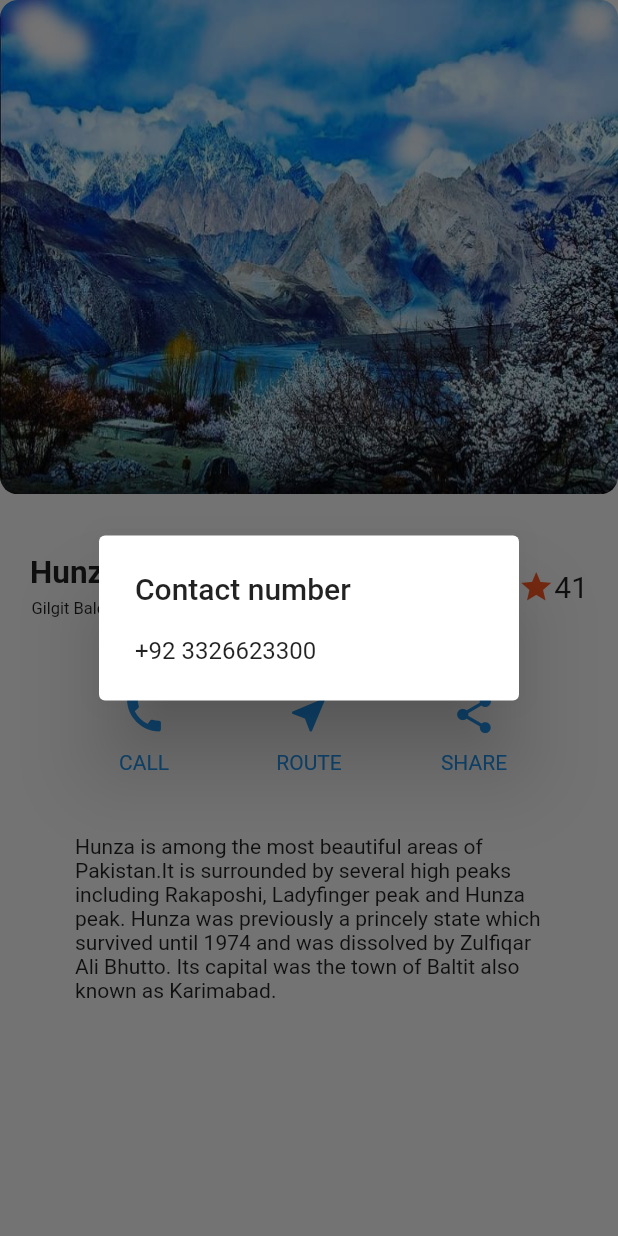
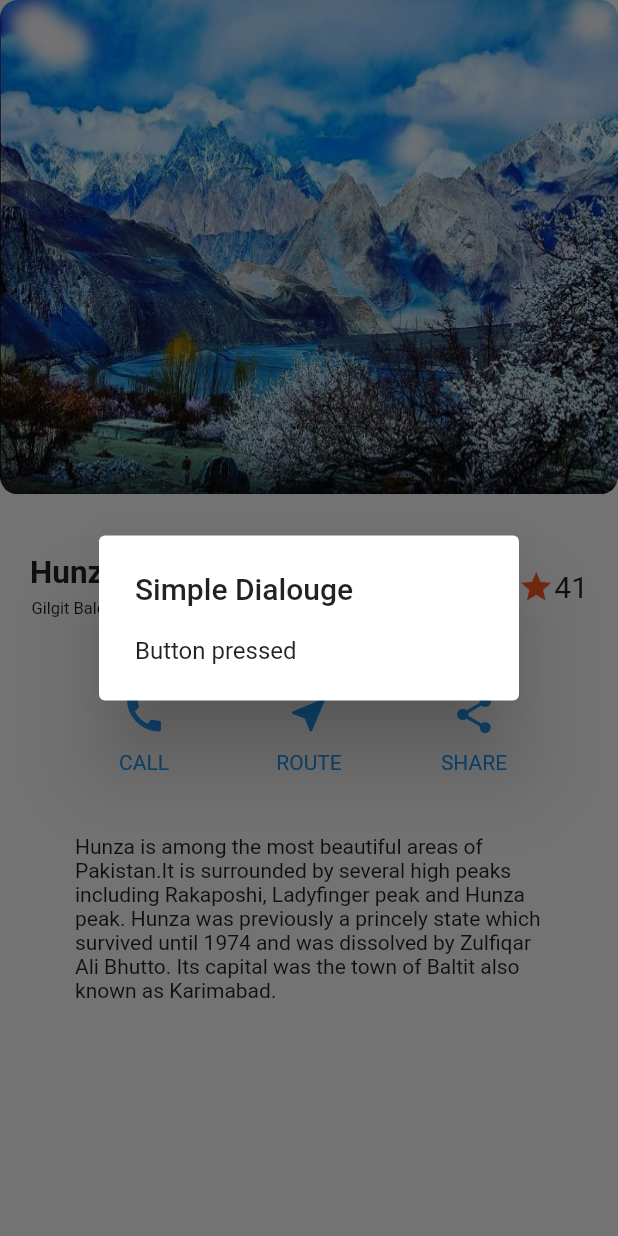
Before and after one commit to MoosaBukhari/fluttertask, a Flutter app: the screen it shows after launch, after a tap on the "call" icon, on a phone screen of 412 x 824 dp. Run offline on Flutter 3.47's test engine with Material 2 defaults, Android fonts, the phone set to English and light mode, and no system bars; Roboto replaces fonts that are missing (STIX_Two_Text).

Commit message:
Update main.dart

```diff
--- a/lib/main.dart
+++ b/lib/main.dart
@@ -93,12 +93,12 @@ class _MyHomePageState extends State<MyHomePage> {
                       context: context,
                       builder: (BuildContext context) {
                         return SimpleDialog(
-                          title: Text('Contact number'),
+                          title: Text('Simple Dialouge'),
                           children: [
                             SimpleDialogOption(
                               onPressed: () =>
                                   Navigator.pop(context,' '),
-                              child: Text('+92 3326623300'),
+                              child: Text('Button pressed'),
                             ),
                           ],
                         );
```
